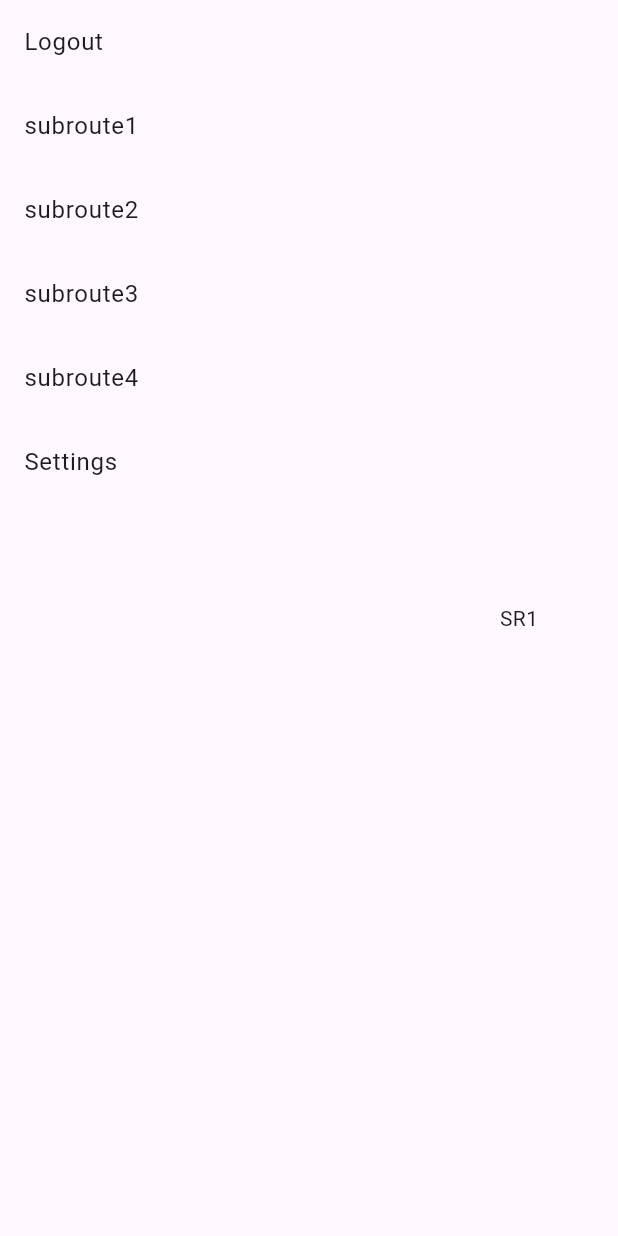
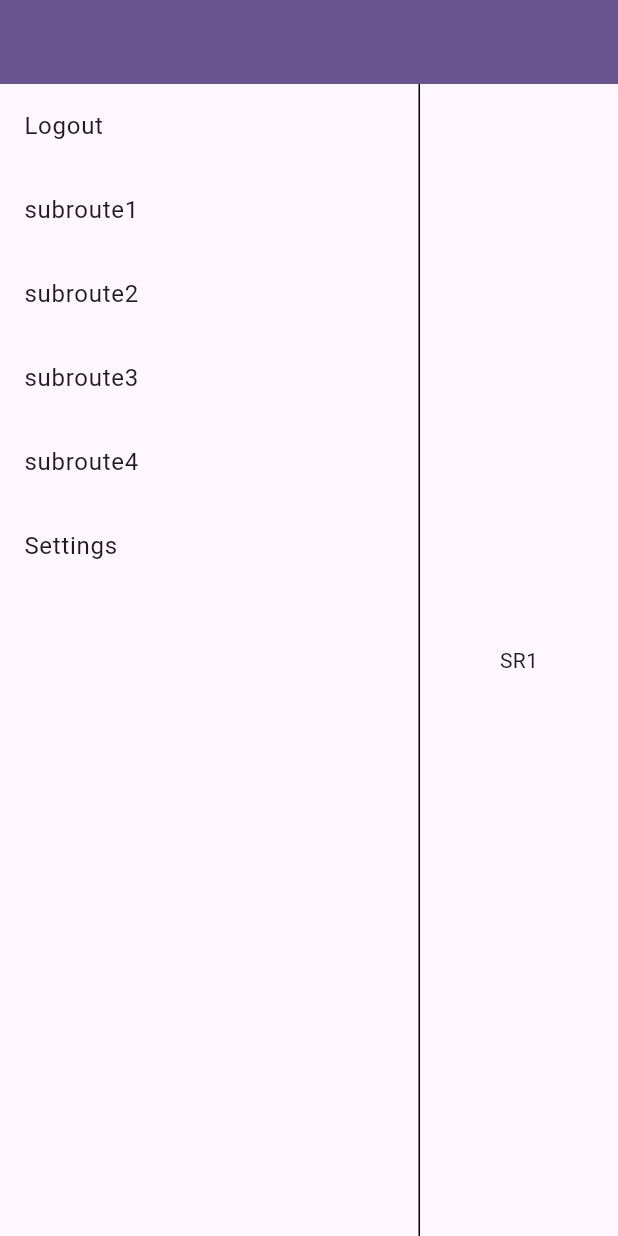
Before and after one commit to Gopisekaran/go-router-nested-routing-example, a Flutter app: the screen it shows after launch, after a tap on "Login", after a tap on "select Company", on a phone screen of 412 x 824 dp. Run offline on Flutter 3.47's test engine with Material 2 defaults, Android fonts, the phone set to English and light mode, and no system bars; our stand-ins replace go_router, shared_preferences, url_strategy.

Commit message:
some decorations

```diff
--- a/lib/router/dashboard_shell.dart
+++ b/lib/router/dashboard_shell.dart
@@ -10,9 +10,14 @@ class DashBoardShell extends StatelessWidget {
   @override
   Widget build(BuildContext context) {
     return Scaffold(
+      appBar: AppBar(
+        backgroundColor: Theme.of(context).primaryColor,
+      ),
       body: Row(
         children: [
-          SizedBox(
+          Container(
+            decoration:
+                const BoxDecoration(border: Border(right: BorderSide())),
             width: 280,
             child: Column(children: [
               ListTile(
```
Also changed, not shown: lib/router/settings_shell.dart (+6 -1 lines).
